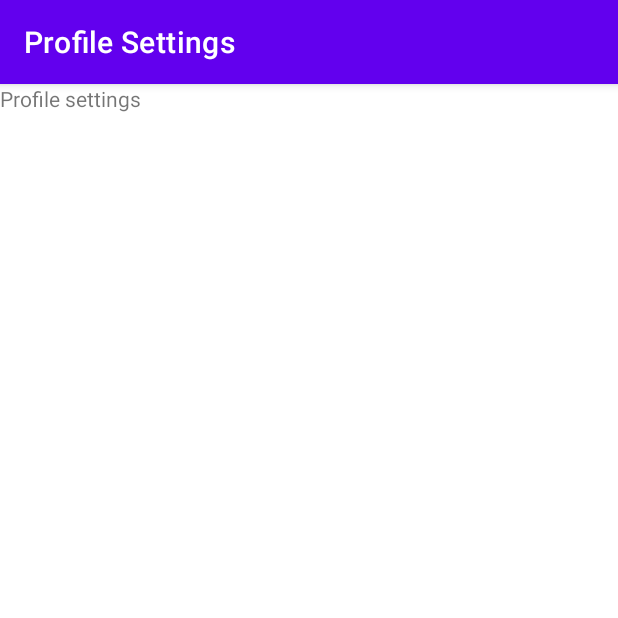
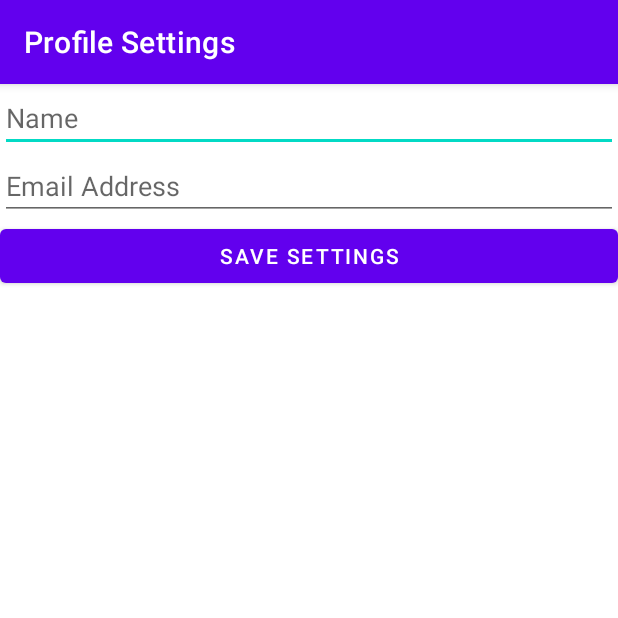
Before and after one commit to ArturMustaf/SocialMediaWithGoogleMaps, an Android app: the ProfileActivity screen opened directly, with no data from a screen before it, on a phone screen of 412 x 824 dp, the top half of it. Run offline under Robolectric (Android 15) with nearby library versions, the phone set to English and light mode, and no system bars.

Commit message:
feat(ui): add input for activity profile

```diff
--- a/app/src/main/res/layout/activity_profile.xml
+++ b/app/src/main/res/layout/activity_profile.xml
@@ -6,11 +6,32 @@
     android:layout_height="match_parent"
     tools:context=".ProfileActivity">
 
-    <TextView
-        android:id="@+id/textView3"
-        android:layout_width="wrap_content"
-        android:layout_height="wrap_content"
-        android:text="Profile settings"
-        tools:layout_editor_absoluteX="164dp"
-        tools:layout_editor_absoluteY="136dp" />
+    <LinearLayout
+        android:layout_width="match_parent"
+        android:layout_height="match_parent"
+        android:orientation="vertical">
+
+        <EditText
+            android:id="@+id/editTextTextPersonName"
+            android:layout_width="match_parent"
+            android:layout_height="wrap_content"
+            android:ems="10"
+            android:inputType="textPersonName"
+            android:hint="Name" />
+
+        <EditText
+            android:id="@+id/editTextTextEmailAddress"
+            android:layout_width="match_parent"
+            android:layout_height="wrap_content"
+            android:ems="10"
+            android:inputType="textEmailAddress"
+            android:hint="Email Address" />
+
+        <Button
+            android:id="@+id/buttonCreateProject"
+            android:layout_width="match_parent"
+            android:layout_height="wrap_content"
+            android:text="Save Settings" />
+
+    </LinearLayout>
 </androidx.constraintlayout.widget.ConstraintLayout>
```
